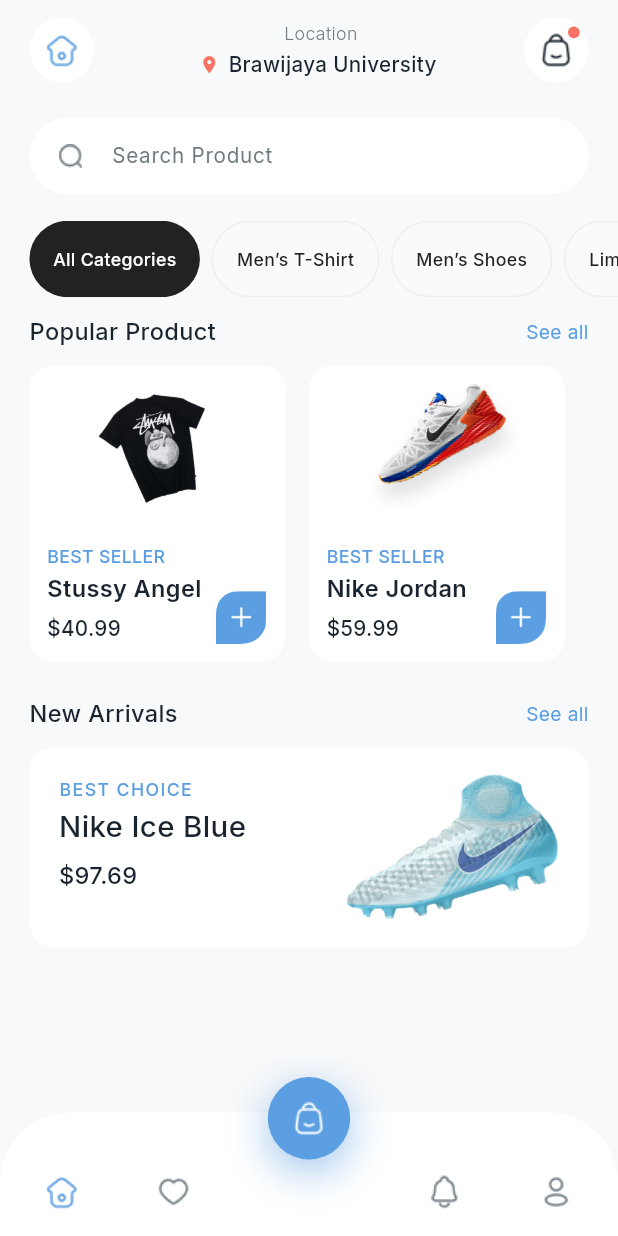
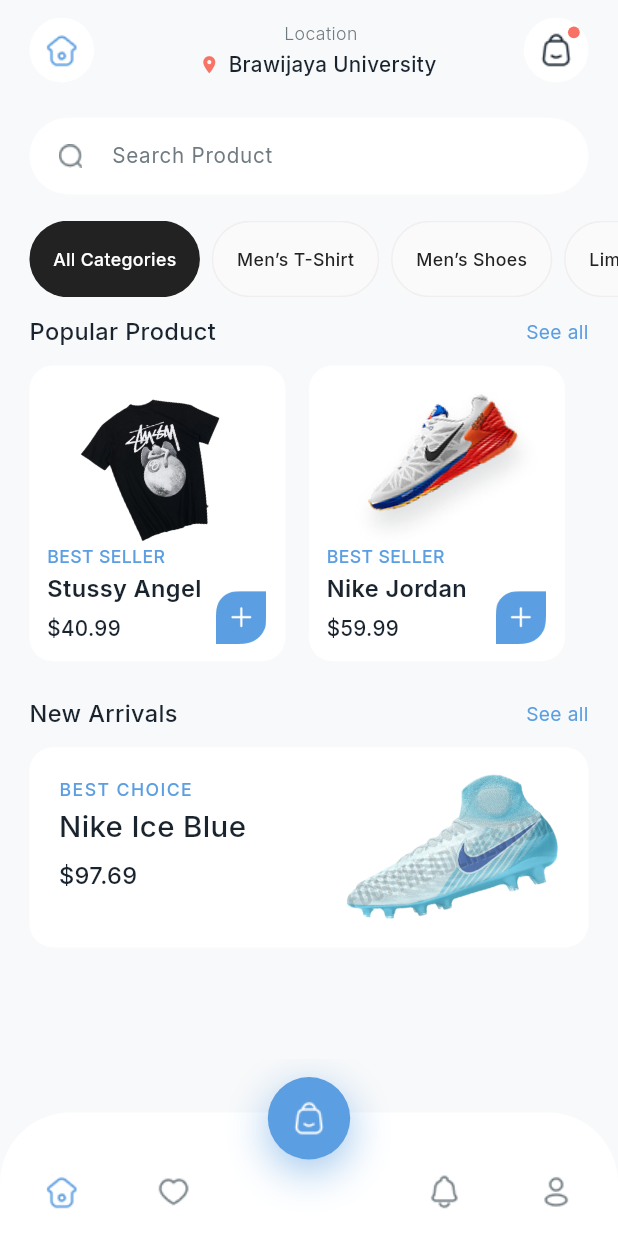
Before and after one commit to ucuypa/marketplace_app, a Flutter app: the HomePage screen opened directly, on a phone screen of 412 x 824 dp. Run offline on Flutter 3.47's test engine with Material 3 defaults, Android fonts, the phone set to English and light mode, and no system bars; our stand-ins replace cloud_firestore, device_preview, firebase_auth, firebase_core, flutter_riverpod, google_fonts; accounts and stored records are empty.

Commit message:
Update image height in ProductCard to enhance product visibility

```diff
--- a/lib/presentation/home/widgets/product_card.dart
+++ b/lib/presentation/home/widgets/product_card.dart
@@ -32,7 +32,7 @@ class ProductCard extends StatelessWidget {
               top: dp(context, 8),
               right: dp(context, 12),
               child: SizedBox(
-                height: dp(context, 92),
+                height: imageHeight, // ⬅️ sebelumnya dp(context, 92) agar gambar lebih besar
                 child: Align(
                   alignment: Alignment.bottomCenter,
                   child: Transform.rotate(
```
